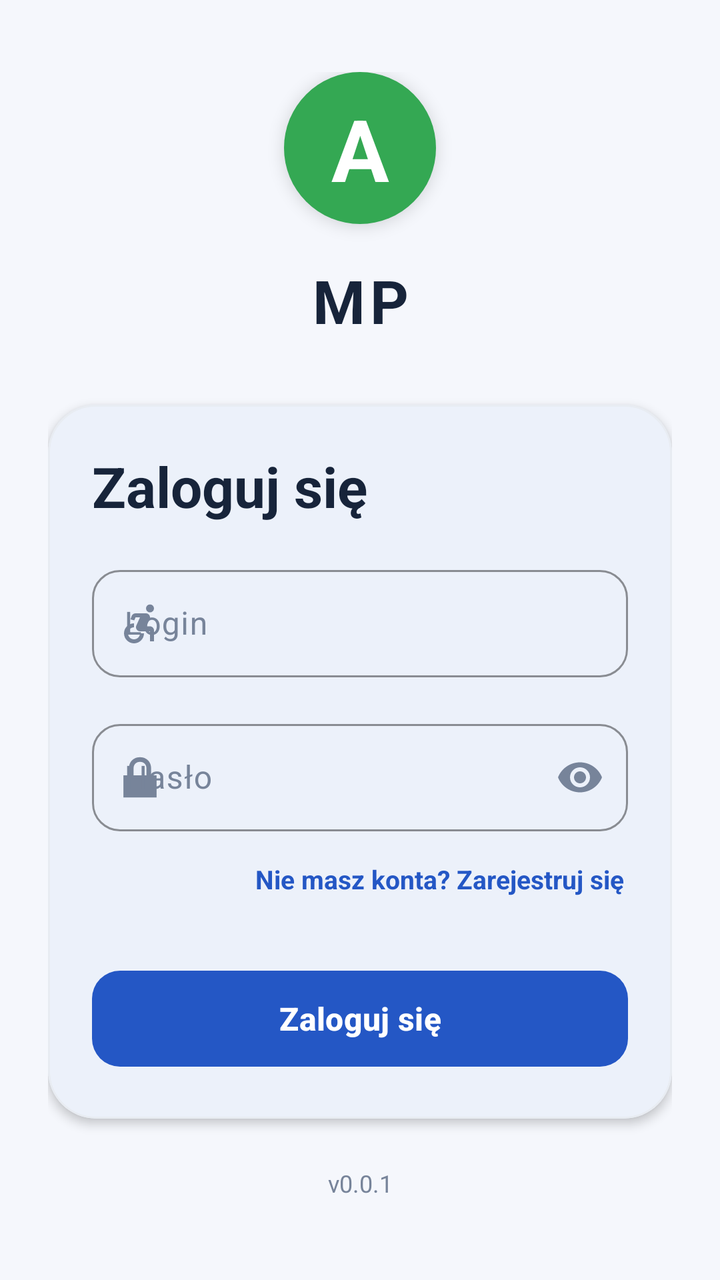
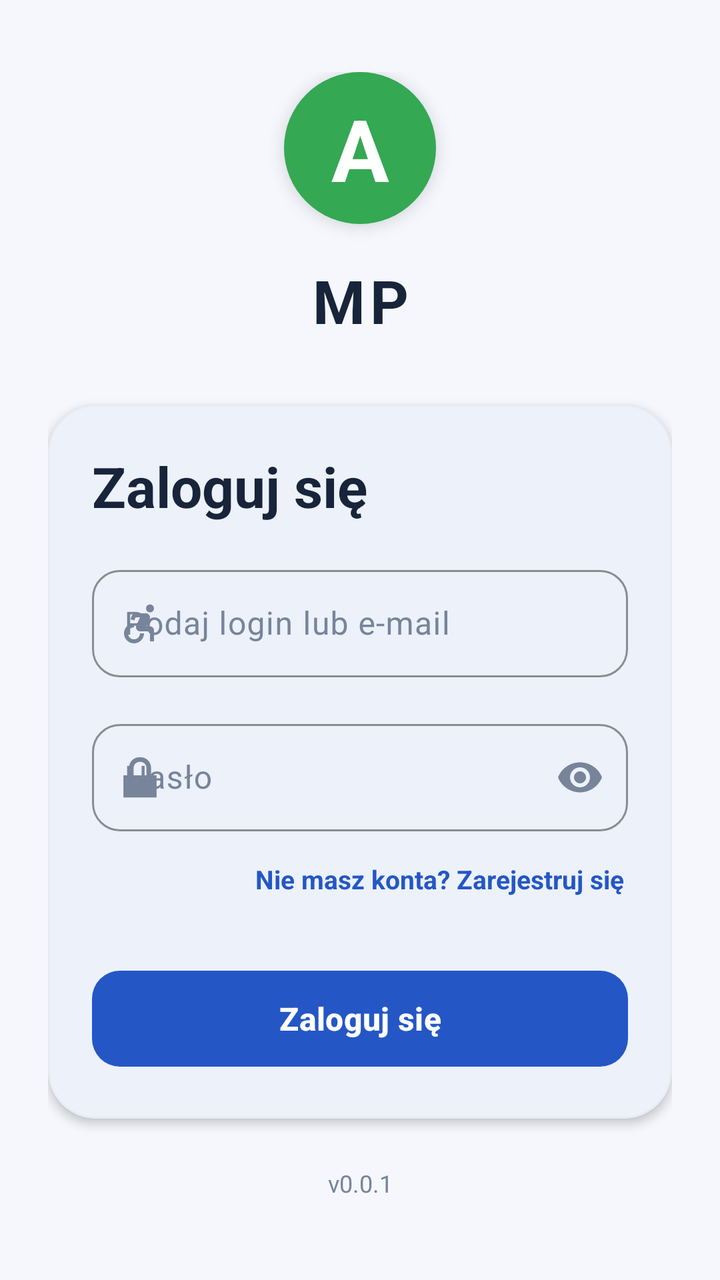

An Android layout rendered at two revisions. The XML below is the earlier revision; the diff shows what the commit changed to produce the second picture.
<!-- AndroidManifest.xml: application theme Theme.Bank3 -->
<!-- res/layout/activity_main.xml -->
<?xml version="1.0" encoding="utf-8"?>
<androidx.constraintlayout.widget.ConstraintLayout
    xmlns:android="http://schemas.android.com/apk/res/android"
    xmlns:app="http://schemas.android.com/apk/res-auto"
    xmlns:tools="http://schemas.android.com/tools"
    android:id="@+id/main"
    android:layout_width="match_parent"
    android:layout_height="match_parent"
    android:background="@color/theme_background"
    tools:context=".ui.auth.MainActivity">

    <ScrollView
        android:layout_width="0dp"
        android:layout_height="0dp"
        android:fillViewport="true"
        android:clipToPadding="false"
        android:paddingStart="24dp"
        android:paddingEnd="24dp"
        android:scrollbars="none"
        app:layout_constraintTop_toTopOf="parent"
        app:layout_constraintBottom_toBottomOf="parent"
        app:layout_constraintStart_toStartOf="parent"
        app:layout_constraintEnd_toEndOf="parent">

        <LinearLayout
            android:layout_width="match_parent"
            android:layout_height="wrap_content"
            android:orientation="vertical"
            android:gravity="center_horizontal"
            android:paddingTop="36dp"
            android:paddingBottom="28dp">

            
            <TextView
                android:id="@+id/txtLogo"
                android:layout_width="76dp"
                android:layout_height="76dp"
                android:gravity="center"
                android:text="A"
                android:textColor="#FFFFFF"
                android:textSize="43sp"
                android:textStyle="bold"
                android:background="@drawable/bg_logo_round"
                android:elevation="5dp" />

            <TextView
                android:id="@+id/bank"
                android:layout_width="match_parent"
                android:layout_height="wrap_content"
                android:layout_marginTop="18dp"
                android:gravity="center"
                android:text="MP"
                android:textColor="@color/theme_text"
                android:textSize="30sp"
                android:textStyle="bold"
                android:letterSpacing="0.08" />

            
            <com.google.android.material.card.MaterialCardView
                android:layout_width="match_parent"
                android:layout_height="wrap_content"
                android:layout_marginTop="32dp"
                app:cardBackgroundColor="@color/theme_surface"
                app:cardCornerRadius="24dp"
                app:cardElevation="3dp"
                app:strokeColor="@color/theme_divider"
                app:strokeWidth="1dp">

                <LinearLayout
                    android:layout_width="match_parent"
                    android:layout_height="wrap_content"
                    android:orientation="vertical"
                    android:padding="22dp">

                    <TextView
                        android:layout_width="match_parent"
                        android:layout_height="wrap_content"
                        android:text="Zaloguj się"
                        android:textColor="@color/theme_text"
                        android:textSize="28sp"
                        android:textStyle="bold" />

                    
                    <com.google.android.material.textfield.TextInputLayout
                        android:id="@+id/loginLayout"
                        android:layout_width="match_parent"
                        android:layout_height="wrap_content"
                        android:layout_marginTop="18dp"
                        android:hint="Login"
                        android:textColorHint="@color/theme_text_secondary"
                        app:boxBackgroundMode="outline"
                        app:boxCornerRadiusTopStart="14dp"
                        app:boxCornerRadiusTopEnd="14dp"
                        app:boxCornerRadiusBottomStart="14dp"
                        app:boxCornerRadiusBottomEnd="14dp"
                        app:boxStrokeColor="@color/theme_primary"
                        app:hintTextColor="@color/theme_text"
                        app:errorTextColor="@color/theme_transaction_negative"
                        app:boxStrokeErrorColor="@color/theme_transaction_negative"
                        app:startIconDrawable="@drawable/sprint"
                        app:startIconTint="@color/theme_text_secondary"
                        app:errorIconTint="@color/theme_transaction_negative">

                        <com.google.android.material.textfield.TextInputEditText
                            android:id="@+id/editLogin"
                            android:layout_width="match_parent"
                            android:layout_height="wrap_content"
                            android:inputType="text"
                            android:singleLine="true"
                            android:imeOptions="actionNext"
                            android:textColor="@color/theme_text"
                            android:textColorHint="@color/theme_text_secondary"
                            android:textSize="16sp"
                            android:paddingTop="16dp"
                            android:paddingBottom="16dp" />

                    </com.google.android.material.textfield.TextInputLayout>


                    
                    <com.google.android.material.textfield.TextInputLayout
                        android:id="@+id/hasloLayout"
                        android:layout_width="match_parent"
                        android:layout_height="wrap_content"
                        android:layout_marginTop="18dp"
                        android:hint="Hasło"
                        android:textColorHint="@color/theme_text_secondary"
                        app:boxBackgroundMode="outline"
                        app:boxCornerRadiusTopStart="14dp"
                        app:boxCornerRadiusTopEnd="14dp"
                        app:boxCornerRadiusBottomStart="14dp"
                        app:boxCornerRadiusBottomEnd="14dp"
                        app:boxStrokeColor="@color/theme_primary"
                        app:hintTextColor="@color/theme_text"
                        app:errorTextColor="@color/theme_transaction_negative"
                        app:boxStrokeErrorColor="@color/theme_transaction_negative"
                        app:startIconDrawable="@android:drawable/ic_lock_lock"
                        app:startIconTint="@color/theme_text_secondary"
                        app:endIconMode="password_toggle"
                        app:endIconTint="@color/theme_text_secondary"
                        app:errorIconTint="@color/theme_transaction_negative">

                        <com.google.android.material.textfield.TextInputEditText
                            android:id="@+id/editHaslo"
                            android:layout_width="match_parent"
                            android:layout_height="wrap_content"
                            android:inputType="textPassword"
                            android:singleLine="true"
                            android:imeOptions="actionDone"
                            android:textColor="@color/theme_text"
                            android:textColorHint="@color/theme_text_secondary"
                            android:textSize="16sp"
                            android:paddingTop="16dp"
                            android:paddingBottom="16dp" />

                    </com.google.android.material.textfield.TextInputLayout>

                    
                    <TextView
                        android:id="@+id/btnRegister"
                        android:layout_width="wrap_content"
                        android:layout_height="48dp"
                        android:layout_gravity="end"
                        android:gravity="center"
                        android:paddingStart="10dp"
                        android:paddingEnd="2dp"
                        android:text="Nie masz konta? Zarejestruj się"
                        android:textColor="@color/theme_primary"
                        android:textSize="13sp"
                        android:textStyle="bold"
                        android:clickable="true"
                        android:focusable="true"
                        android:background="?attr/selectableItemBackground" />

                    
                    <TextView
                        android:id="@+id/errorText"
                        android:layout_width="match_parent"
                        android:layout_height="wrap_content"
                        android:gravity="center"

                        android:textColor="@color/theme_transaction_negative"
                        android:textSize="13sp"
                        android:accessibilityLiveRegion="polite" />

                    
                    <com.google.android.material.button.MaterialButton
                        android:id="@+id/btnLogin"
                        android:layout_width="match_parent"
                        android:layout_height="56dp"
                        android:text="Zaloguj się"
                        android:textAllCaps="false"
                        android:textColor="@color/theme_on_primary"
                        android:textSize="16sp"
                        android:textStyle="bold"
                        app:backgroundTint="@color/theme_primary"
                        app:cornerRadius="14dp"
                        app:elevation="2dp" />

                </LinearLayout>

            </com.google.android.material.card.MaterialCardView>

            
            <TextView
                android:layout_width="match_parent"
                android:layout_height="wrap_content"
                android:layout_marginTop="24dp"

                android:gravity="center"
                android:text="v0.0.1"
                android:textColor="@color/theme_text_secondary"
                android:textSize="12sp" />

        </LinearLayout>
    </ScrollView>

</androidx.constraintlayout.widget.ConstraintLayout>
<!-- resources referenced by this layout -->
<resources>
  <color name="theme_background">#F5F7FC</color>
  <color name="theme_divider">#E8ECF2</color>
  <color name="theme_on_primary">#FFFFFF</color>
  <color name="theme_primary">#2457C5</color>
  <color name="theme_surface">#FFFFFF</color>
  <color name="theme_text">#17243A</color>
  <color name="theme_text_secondary">#77849A</color>
  <color name="theme_transaction_negative">#C23A48</color>
  <!-- drawable bg_logo_round (drawable) -->
  <?xml version="1.0" encoding="utf-8"?>
  <shape xmlns:android="http://schemas.android.com/apk/res/android"
      android:shape="oval">
      <solid android:color="#34A853" />
  </shape>
  <!-- drawable sprint (drawable) -->
  <vector xmlns:android="http://schemas.android.com/apk/res/android" android:autoMirrored="true" android:height="24dp" android:tint="#000000" android:viewportHeight="24" android:viewportWidth="24" android:width="24dp">
        
      <path android:fillColor="@android:color/white" android:pathData="M17,4.54m-2,0a2,2 0,1 1,4 0a2,2 0,1 1,-4 0"/>
        
      <path android:fillColor="@android:color/white" android:pathData="M14,17h-2c0,1.65 -1.35,3 -3,3s-3,-1.35 -3,-3 1.35,-3 3,-3v-2c-2.76,0 -5,2.24 -5,5s2.24,5 5,5 5,-2.24 5,-5zM17,13.5h-1.86l1.67,-3.67C17.42,8.5 16.44,7 14.96,7h-5.2c-0.81,0 -1.54,0.47 -1.87,1.2L7.22,10l1.92,0.53L9.79,9L12,9l-1.83,4.1c-0.6,1.33 0.39,2.9 1.85,2.9L17,16v5h2v-5.5c0,-1.1 -0.9,-2 -2,-2z"/>
      
  </vector>
  <style name="Theme.Bank3" parent="Base.Theme.Bank3" />
  <style name="Base.Theme.Bank3" parent="Theme.Material3.Light.NoActionBar">
  
          <item name="colorPrimary">@color/theme_primary</item>
          <item name="colorOnPrimary">@color/theme_on_primary</item>
  
          <item name="colorSecondary">@color/theme_accent</item>
          <item name="colorOnSecondary">@color/theme_on_primary</item>
  
          <item name="android:colorBackground">@color/theme_background</item>
          <item name="colorSurface">@color/theme_surface</item>
          <item name="colorOnSurface">@color/theme_text</item>
  
          <item name="android:statusBarColor">@color/theme_background</item>
          <item name="android:navigationBarColor">@color/theme_background</item>
  
          <item name="android:windowLightStatusBar">true</item>
          <item name="android:windowLightNavigationBar">true</item>
      </style>
  <color name="theme_accent">#527DE8</color>
</resources>

<!-- the commit's change to res/layout/activity_main.xml (unified diff, before → after) -->
@@ -86,7 +86,7 @@
                         android:layout_width="match_parent"
                         android:layout_height="wrap_content"
                         android:layout_marginTop="18dp"
-                        android:hint="Login"
+                        android:hint="Podaj login lub e-mail"
                         android:textColorHint="@color/theme_text_secondary"
                         app:boxBackgroundMode="outline"
                         app:boxCornerRadiusTopStart="14dp"
@@ -105,7 +105,7 @@
                             android:id="@+id/editLogin"
                             android:layout_width="match_parent"
                             android:layout_height="wrap_content"
-                            android:inputType="text"
+                            android:inputType="textEmailAddress"
                             android:singleLine="true"
                             android:imeOptions="actionNext"
                             android:textColor="@color/theme_text"
